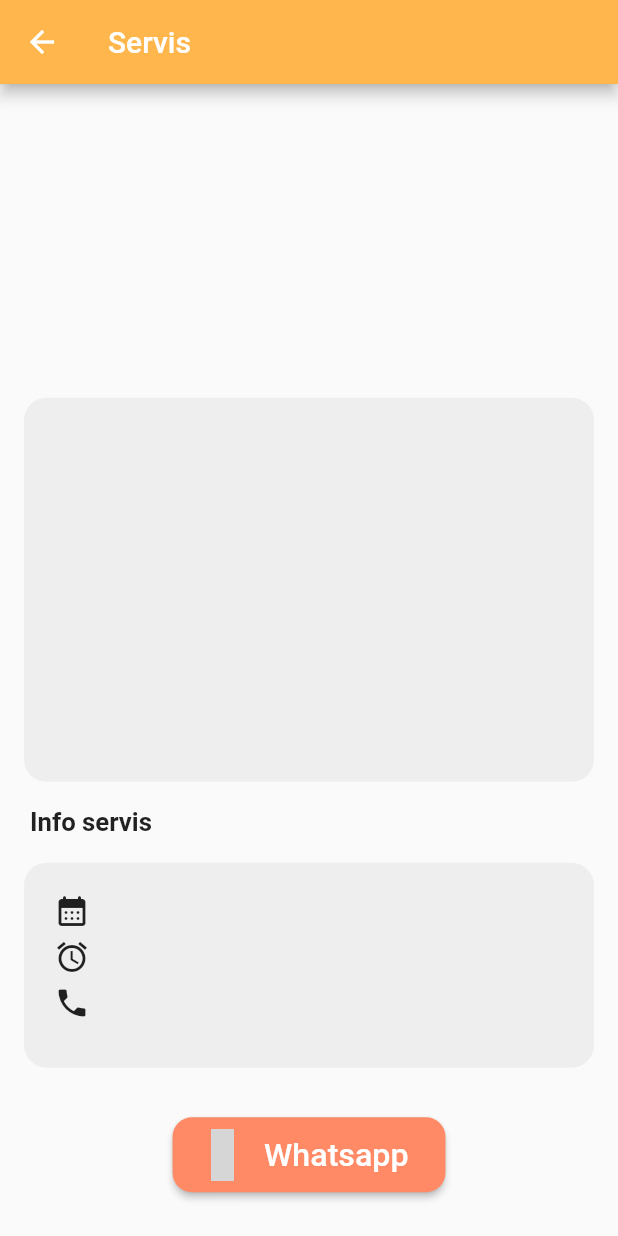
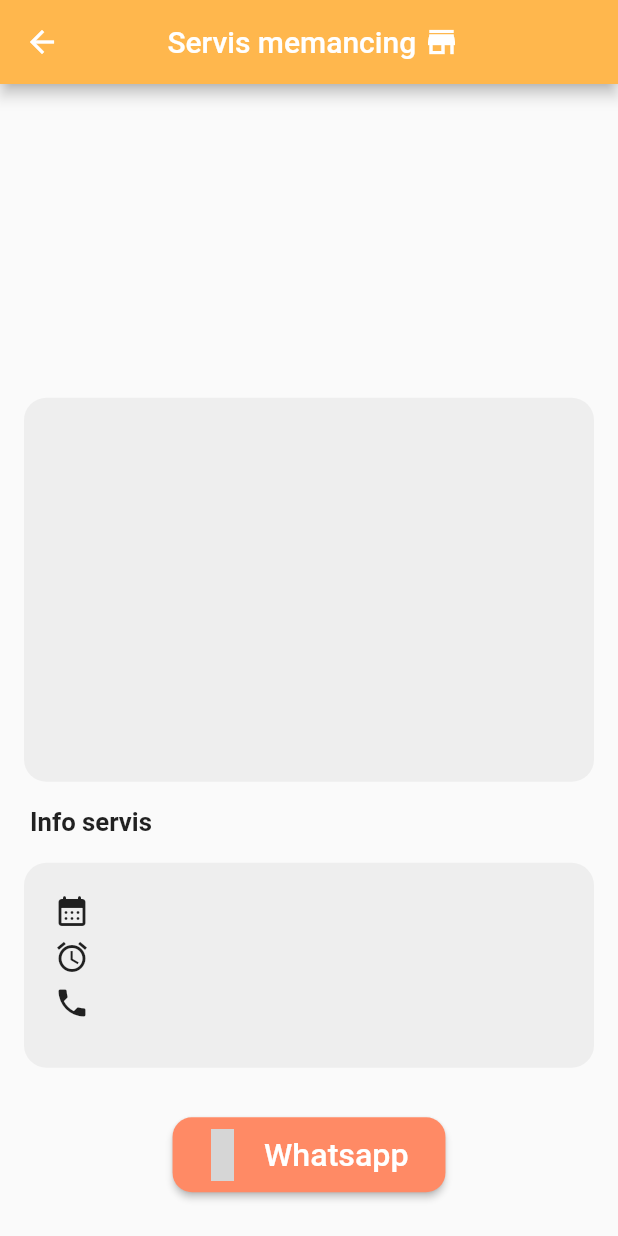
Before and after one commit to ShahRaziq/Jorania-App, a Flutter app: the ServiceDetail screen opened directly with empty values, scrolled down 134 dp, on a phone screen of 412 x 824 dp. Run offline on Flutter 3.47's test engine with Material 2 defaults, Android fonts, the phone set to English and light mode, and no system bars; drawn by our look-alikes of carousel_slider; our stand-ins replace bottom_navy_bar, cloud_firestore, connectivity_plus, email_validator, firebase_auth, firebase_core and 9 more; missing offline and left inert: map_launcher; accounts and stored records are empty; statements that could not run were skipped; grey boxes are pictures that could not be loaded.

Commit message:
update ui

```diff
--- a/lib/screen/service.dart
+++ b/lib/screen/service.dart
@@ -55,7 +55,13 @@ class _ServiceDetailState extends State<ServiceDetail> {
       ),
       appBar: AppBar(
         backgroundColor: Colors.orange[300],
-        title: const Text('Servis '),
+        title: Row(
+            mainAxisAlignment: MainAxisAlignment.center,
+            children: const [
+              Text('Servis memancing '),
+              Icon(Icons.store_mall_directory),
+              SizedBox(width: 50)
+            ]),
       ),
       body: SingleChildScrollView(
         physics: const BouncingScrollPhysics(),
```
